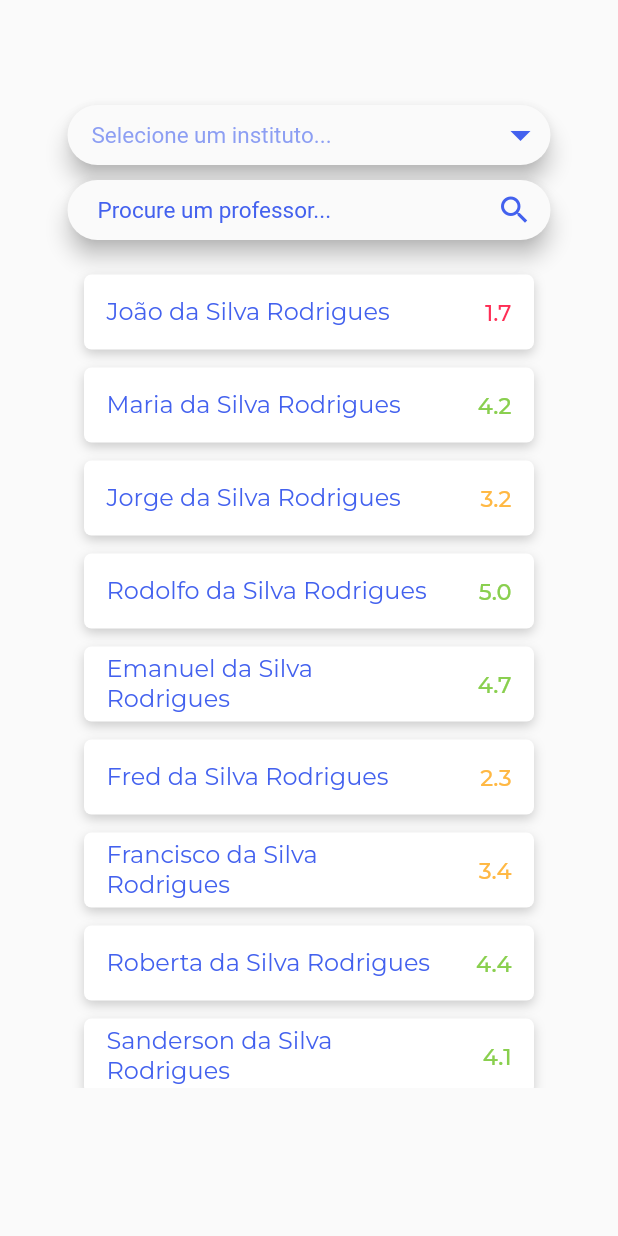
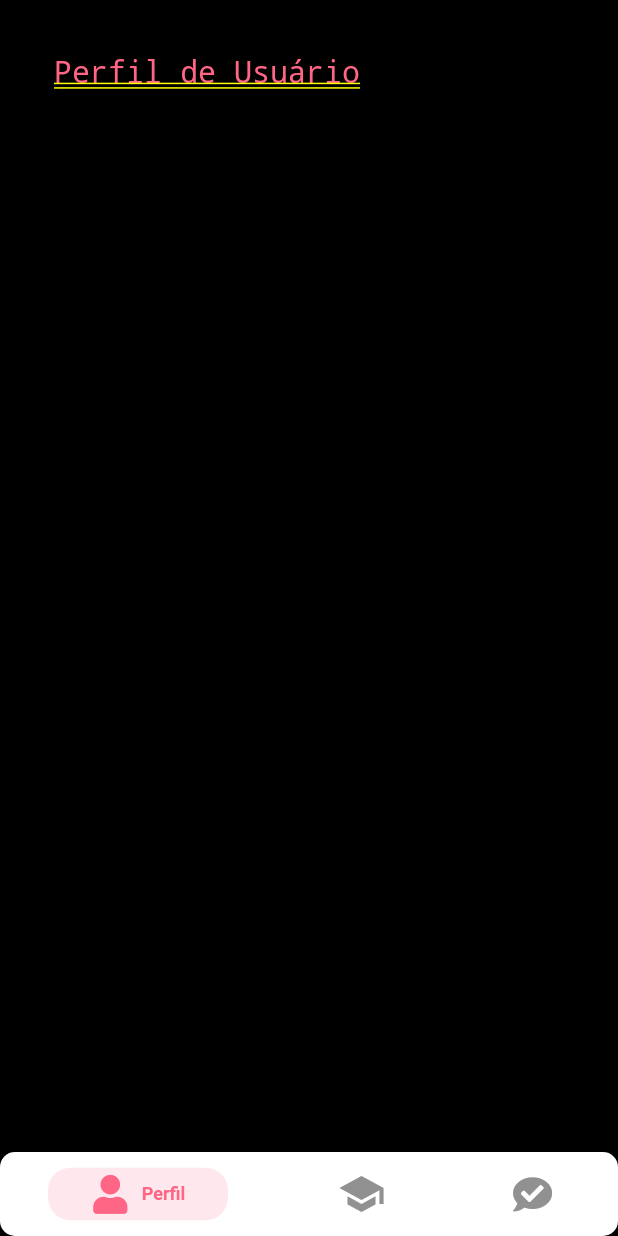
Before and after one commit to vini-mas/AME, a Flutter app: the screen it shows after launch, after a tap on "Começar", on a phone screen of 412 x 824 dp. Run offline on Flutter 3.47's test engine with Material 2 defaults, Android fonts, the phone set to English and light mode, and no system bars; drawn by our look-alikes of persistent_bottom_nav_bar; our stand-ins replace diacritic, font_awesome_flutter, google_fonts.

Commit message:
Created NavBar

```diff
--- a/ame/lib/main.dart
+++ b/ame/lib/main.dart
@@ -1,6 +1,6 @@
-import 'package:ame/src/screens/teachers_list/teachers_list_screen.dart';
+import 'package:ame/src/providers/teacher_provider.dart';
 import 'package:ame/src/screens/welcome/welcome_screen.dart';
-import 'package:ame/src/providers/teacher_provider.dart';
+import 'package:flutter/cupertino.dart';
 import 'package:flutter/material.dart';
 import 'package:provider/provider.dart';
 
@@ -22,9 +22,10 @@ class _MyAppState extends State<MyApp> {
             create: (_) => TeacherProvider(),
           )
         ],
-        child: MaterialApp(title: 'AME', theme: ThemeData(), routes: {
-          '/': (context) => WelcomeScreen(),
-          TeachersListScreen.routeName: (context) => TeachersListScreen(),
-        }));
+        child: MaterialApp(
+          title: 'AME',
+          theme: ThemeData(),
+          home: WelcomeScreen(),
+        ));
   }
 }
--- /dev/null
+++ b/ame/lib/nav_bar.dart
@@ -0,0 +1,110 @@
+import 'package:ame/src/screens/teachers_list/teachers_list_screen.dart';
+import 'package:ame/src/styles/ame_colors.dart';
+import 'package:flutter/cupertino.dart';
+import 'package:flutter/material.dart';
+import 'package:font_awesome_flutter/font_awesome_flutter.dart';
+import 'package:persistent_bottom_nav_bar/persistent-tab-view.dart';
+
+//https://pub.dev/packages/persistent_bottom_nav_bar
+class NavBar extends StatefulWidget {
+  static const String routeName = '/nav_bar';
+
+  @override
+  _NavBarState createState() => _NavBarState();
+}
+
+class _NavBarState extends State<NavBar> {
+  PersistentTabController _controller =
+      PersistentTabController(initialIndex: 0);
+
+  List<Widget> _navScreens() {
+    return [
+      SafeArea(
+        child: Padding(
+          padding: EdgeInsets.all(36),
+          child: Text(
+            "Perfil de Usuário",
+            style: TextStyle(
+                fontWeight: FontWeight.w500,
+                fontSize: 20,
+                color: AmeColors.primarySalmon),
+          ),
+        ),
+      ),
+      TeachersListScreen(),
+      SafeArea(
+        child: Padding(
+          padding: EdgeInsets.all(36),
+          child: Text(
+            "Enquetes de Professores",
+            style: TextStyle(
+                fontWeight: FontWeight.w500,
+                fontSize: 20,
+                color: AmeColors.primaryGreen),
+          ),
+        ),
+      ),
+    ];
+  }
+
+  List<PersistentBottomNavBarItem> _navBarsItems() {
+    return [
+      PersistentBottomNavBarItem(
+          icon: Icon(
+            FontAwesomeIcons.solidUser,
+          ),
+          title: ("Perfil"),
+          activeColorPrimary: AmeColors.primarySalmon,
+          inactiveColorPrimary: AmeColors.lightGray),
+      PersistentBottomNavBarItem(
+          icon: Icon(
+            Icons.school,
+            size: 32,
+          ),
+          title: ("Professores"),
+          activeColorPrimary: AmeColors.primaryBlue,
+          inactiveColorPrimary: AmeColors.lightGray),
+      PersistentBottomNavBarItem(
+          icon: Stack(
+            children: [
+              Icon(FontAwesomeIcons.solidComment),
+              Align(
+                alignment: Alignment.center,
+                widthFactor: 1.7,
+                heightFactor: 1.7,
+                child: Icon(
+                  FontAwesomeIcons.check,
+                  color: AmeColors.white,
+                  size: 15,
+                ),
+              ),
+            ],
+          ),
+          title: ("Enquetes"),
+          activeColorPrimary: AmeColors.primaryGreen,
+          inactiveColorPrimary: AmeColors.lightGray),
+    ];
+  }
+
+  @override
+  Widget build(BuildContext context) {
+    return Center(
+      child: PersistentTabView(
+        context,
+        controller: _controller,
+        screens: _navScreens(),
+        items: _navBarsItems(),
+        confineInSafeArea: true,
+        backgroundColor: Colors.white,
+        handleAndroidBackButtonPress: true,
+        resizeToAvoidBottomInset: true,
+        hideNavigationBarWhenKeyboardShows: true,
+        decoration: NavBarDecoration(
+          borderRadius: BorderRadius.circular(10.0),
+        ),
+        popAllScreensOnTapOfSelectedTab: true,
+        navBarStyle: NavBarStyle.style9,
+      ),
+    );
+  }
+}
--- a/ame/lib/src/providers/teacher_provider.dart
+++ b/ame/lib/src/providers/teacher_provider.dart
@@ -18,7 +18,10 @@ List<Review> initialReviews = [
 ];
 
 List<Teacher> initialTeachers = [
-  Teacher("João da Silva Rodrigues", "1.7", initialReviews),
+  Teacher(
+      "João da Silva Rodrigues da Silva Rodrigues da Silva Rodrigues da Silva Rodrigues",
+      "1.7",
+      initialReviews),
   Teacher("Maria da Silva Rodrigues", "4.2", initialReviews),
   Teacher("Jorge da Silva Rodrigues", "3.2", initialReviews),
   Teacher("Rodolfo da Silva Rodrigues", "5.0", initialReviews),
@@ -26,6 +29,14 @@ List<Teacher> initialTeachers = [
   Teacher("Fred da Silva Rodrigues", "2.3", initialReviews),
   Teacher("Francisco da Silva Rodrigues", "3.4", initialReviews),
   Teacher("Roberta da Silva Rodrigues", "4.4", initialReviews),
+  Teacher("Sanderson da Silva Rodrigues", "4.1", initialReviews),
+  Teacher("Sanderson da Silva Rodrigues", "4.1", initialReviews),
+  Teacher("Sanderson da Silva Rodrigues", "4.1", initialReviews),
+  Teacher("Sanderson da Silva Rodrigues", "4.1", initialReviews),
+  Teacher("Sanderson da Silva Rodrigues", "4.1", initialReviews),
+  Teacher("Sanderson da Silva Rodrigues", "4.1", initialReviews),
+  Teacher("Sanderson da Silva Rodrigues", "4.1", initialReviews),
+  Teacher("Sanderson da Silva Rodrigues", "4.1", initialReviews),
   Teacher("Sanderson da Silva Rodrigues", "4.1", initialReviews),
 ];
 
--- a/ame/lib/src/screens/teachers_list/teachers_list_screen.dart
+++ b/ame/lib/src/screens/teachers_list/teachers_list_screen.dart
@@ -1,5 +1,6 @@
 import 'package:ame/src/providers/teacher_provider.dart';
 import 'package:ame/src/screens/teachers_list/widgets/teacher_card.dart';
+import 'package:ame/src/styles/ame_size.dart';
 import 'package:flutter/cupertino.dart';
 import 'package:flutter/material.dart';
 import 'package:provider/provider.dart';
@@ -32,11 +33,14 @@ class _TeachersListScreenState extends State<TeachersListScreen> {
                     FocusScope.of(context).requestFocus(new FocusNode());
                   },
                   behavior: HitTestBehavior.translucent,
-                  child: Container(
-                      margin: EdgeInsets.symmetric(horizontal: 40),
+                  child: SafeArea(
+                    child: Padding(
+                        padding: EdgeInsets.only(
+                            top: 8,
+                            left: AmeSize.getSideSpacing(context),
+                            right: AmeSize.getSideSpacing(context)),
                         child: Column(
                           children: <Widget>[
-                          SizedBox(height: 70),
                             Container(
                                 height: 105,
                                 margin: EdgeInsets.symmetric(horizontal: 5),
@@ -79,7 +83,8 @@ class _TeachersListScreenState extends State<TeachersListScreen> {
                                                     items: institutes
                                                         .map((institute) =>
                                                             DropdownMenuItem(
-                                                              value: institute,
+                                                                value:
+                                                                    institute,
                                                                 child: Text(
                                                                   institute,
                                                                   style: TextStyle(
@@ -93,19 +98,20 @@ class _TeachersListScreenState extends State<TeachersListScreen> {
                                       height: 40,
                                       child: Material(
                                         elevation: 6,
-                                      shadowColor: Colors.grey.withOpacity(0.8),
-                                      borderRadius:
-                                          BorderRadius.all(Radius.circular(20)),
+                                        shadowColor:
+                                            Colors.grey.withOpacity(0.8),
+                                        borderRadius: BorderRadius.all(
+                                            Radius.circular(20)),
                                         child: TextField(
                                           decoration: InputDecoration(
                                             focusedBorder:
                                                 const OutlineInputBorder(
                                                     borderRadius:
-                                                      BorderRadius.all(
-                                                          Radius.circular(20)),
+                                                        BorderRadius.all(Radius
+                                                            .circular(20)),
                                                     borderSide: BorderSide(
-                                                      color:
-                                                          AmeColors.primaryBlue,
+                                                        color: AmeColors
+                                                            .primaryBlue,
                                                         width: 2)),
                                             enabledBorder:
                                                 const OutlineInputBorder(
@@ -136,8 +142,8 @@ class _TeachersListScreenState extends State<TeachersListScreen> {
                                         ),
                                       )),
                                 ])),
-                          Container(
-                              height: 550,
+                            Expanded(
+                                flex: 1,
                                 child: ListView.builder(
                                   itemCount:
                                       teacherProvider.filteredTeachers.length,
@@ -152,7 +158,8 @@ class _TeachersListScreenState extends State<TeachersListScreen> {
                                   shrinkWrap: true,
                                 )),
                           ],
-                      ))),
+                        )),
+                  )),
             ));
   }
 }
--- a/ame/lib/src/screens/welcome/welcome_screen.dart
+++ b/ame/lib/src/screens/welcome/welcome_screen.dart
@@ -1,21 +1,23 @@
+import 'package:ame/nav_bar.dart';
 import 'package:ame/src/styles/ame_colors.dart';
-import 'package:ame/src/screens/teachers_list/teachers_list_screen.dart';
+import 'package:ame/src/styles/ame_size.dart';
+import 'package:ame/src/utils/nav_utils.dart';
 import 'package:flutter/material.dart';
 
 class WelcomeScreen extends StatelessWidget {
+  static const String routeName = '/welcome';
+
   @override
   Widget build(BuildContext context) {
     return Scaffold(
         backgroundColor: AmeColors.white,
-        body: Container(
-          margin: EdgeInsets.symmetric(horizontal: 40),
+        body: SafeArea(
+          child: Padding(
+            padding: EdgeInsets.all(AmeSize.getSideSpacing(context)),
             child: Column(
+              mainAxisSize: MainAxisSize.max,
               children: <Widget>[
-              SizedBox(height: 150),
-              SizedBox(
-                height: 150,
-                width: 250,
-                child: Column(
+                Column(
                   crossAxisAlignment: CrossAxisAlignment.start,
                   children: <Widget>[
                     Text(
@@ -41,8 +43,7 @@ class WelcomeScreen extends StatelessWidget {
                     ),
                   ],
                 ),
-              ),
-              SizedBox(height: 300),
+                Spacer(),
                 ElevatedButton(
                   style: ElevatedButton.styleFrom(
                       primary: AmeColors.primaryBlue,
@@ -50,15 +51,16 @@ class WelcomeScreen extends StatelessWidget {
                       shape: const RoundedRectangleBorder(
                         borderRadius: BorderRadius.all(Radius.circular(30)),
                       ),
-                    minimumSize: Size(350, 50),
+                      minimumSize: Size(double.infinity, 50),
                       textStyle: TextStyle(fontSize: 16)),
                   onPressed: () {
-                  Navigator.of(context).pushNamed(TeachersListScreen.routeName);
+                    NavUtils(context).pushScreen(NavBar());
                   },
                   child: Text('Começar'),
                 )
               ],
             ),
+          ),
         ));
   }
 }
--- a/ame/lib/src/styles/ame_colors.dart
+++ b/ame/lib/src/styles/ame_colors.dart
@@ -4,16 +4,17 @@ class AmeColors {
   static const Color primaryBlue = Color(0xff4361ee);
   static const Color primaryPurple = Color(0xff9d4edd);
   static const Color primarySalmon = Color(0xffff6584);
-  static const Color primaryGreen = Color(0xff65ae28);
+  static const Color primaryGreen = Color(0xFF69C91A);
 
   static const Color rateGreen = Color(0xff89cf4e);
   static const Color rateYellow = Color(0xffffb843);
   static const Color rateRed = Color(0xfffe2e55);
 
   static const Color white = Color(0xffffffff);
-  static const Color lightGray = Color(0xff7E7E7E);
+  static const Color lightGray = Color(0xff919191);
 
-  static Color getRatingColor(String rate) {
+  static Color getRatingColor(String? rate) {
+    if (rate == null) return AmeColors.lightGray;
     if (double.parse(rate) >= 4.0) return AmeColors.rateGreen;
     if (double.parse(rate) >= 2.0) return AmeColors.rateYellow;
     return AmeColors.rateRed;
--- /dev/null
+++ b/ame/lib/src/styles/ame_size.dart
@@ -0,0 +1,16 @@
+import 'package:flutter/cupertino.dart';
+
+class AmeSize {
+  static double getWidth(BuildContext context) {
+    return MediaQuery.of(context).size.width;
+  }
+
+  static double getHeight(BuildContext context) {
+    return MediaQuery.of(context).size.height;
+  }
+
+  static double getSideSpacing(BuildContext context) {
+    final _width = getWidth(context);
+    return _width / 6 <= 36 ? _width / 6 : 36;
+  }
+}
--- /dev/null
+++ b/ame/lib/src/utils/nav_utils.dart
@@ -0,0 +1,25 @@
+import 'package:flutter/widgets.dart';
+import 'package:persistent_bottom_nav_bar/persistent-tab-view.dart';
+
+class NavUtils {
+  final BuildContext context;
+  NavUtils(this.context);
+
+  void pushScreen(Widget screen) {
+    pushNewScreen(
+      context,
+      screen: screen,
+      withNavBar: true,
+      pageTransitionAnimation: PageTransitionAnimation.cupertino,
+    );
+  }
+
+  void pushIndependentScreen(Widget screen) {
+    pushNewScreen(
+      context,
+      screen: screen,
+      withNavBar: false,
+      pageTransitionAnimation: PageTransitionAnimation.cupertino,
+    );
+  }
+}
--- a/ame/pubspec.yaml
+++ b/ame/pubspec.yaml
@@ -28,12 +28,13 @@ dependencies:
   # The following adds the Cupertino Icons font to your application.
   # Use with the CupertinoIcons class for iOS style icons.
   cupertino_icons: ^1.0.2
-  font_awesome_flutter: 9.0.0 # For adding the Google Icon
-  google_fonts: 2.0.0 # Adding Google Fonts to make our app look better and clean
+  font_awesome_flutter: ^9.0.0 # For adding the Google Icon
+  google_fonts: ^2.0.0 # Adding Google Fonts to make our app look better and clean
   provider: ^5.0.0
   diacritic: ^0.1.3
   http: ^0.13.1
   json_serializable: ^4.1.0
+  persistent_bottom_nav_bar: ^4.0.2
 
 dev_dependencies:
   flutter_test:
```
Also changed, not shown: ame/lib/src/screens/teacher_profile/teacher_profile_screen.dart (+45 -11 lines), ame/lib/src/screens/teacher_profile/widgets/teacher_profile_card.dart (+14 -7 lines), ame/lib/src/screens/teacher_profile/widgets/teacher_review_card.dart (+22 -14 lines), ame/lib/src/screens/teachers_list/widgets/teacher_card.dart (+20 -19 lines), ame/pubspec.lock, 2 other files. Lines whose indentation alone changed are shown as unchanged.
